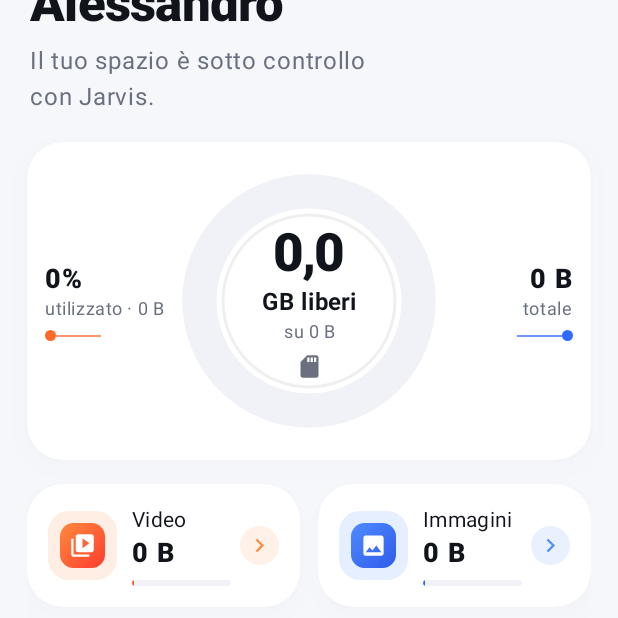
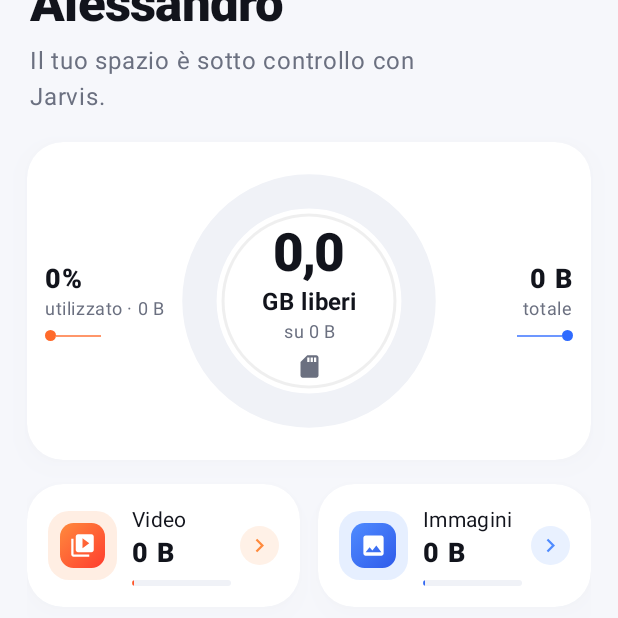
Before and after one commit to IMSLEPT/jarvis-files, an Android app built with Jetpack Compose: the composable HomeScreen shown on its own in the app's theme, scrolled down 167 dp, on a phone screen of 412 x 824 dp, the top half of it. Run offline under Robolectric (Android 15) with nearby library versions, the phone set to English and light mode, and no system bars; pictures from the network do not load; 1 statement that could not run was skipped.

```diff
--- a/app/src/main/java/com/jarvis/files/ui/screens/HomeScreen.kt
+++ b/app/src/main/java/com/jarvis/files/ui/screens/HomeScreen.kt
@@ -143,7 +143,7 @@ fun HomeScreen(vm: MainViewModel) {
                 Text(Prefs(ctx).userName, color = J.Text, fontSize = 34.sp, fontWeight = FontWeight.Black, letterSpacing = (-0.5).sp, maxLines = 1)
                 Spacer(Modifier.height(6.dp))
                 Text(
-                    if (vm.scanning) "Sto leggendo le cartelle… ${vm.fileCount} file" else "Il tuo spazio è sotto controllo\ncon Jarvis.",
+                    if (vm.scanning) "Sto leggendo le cartelle… ${vm.fileCount} file" else "Il tuo spazio è sotto controllo con Jarvis.",
                     color = J.Muted, style = MaterialTheme.typography.bodyLarge,
                 )
             }
```
